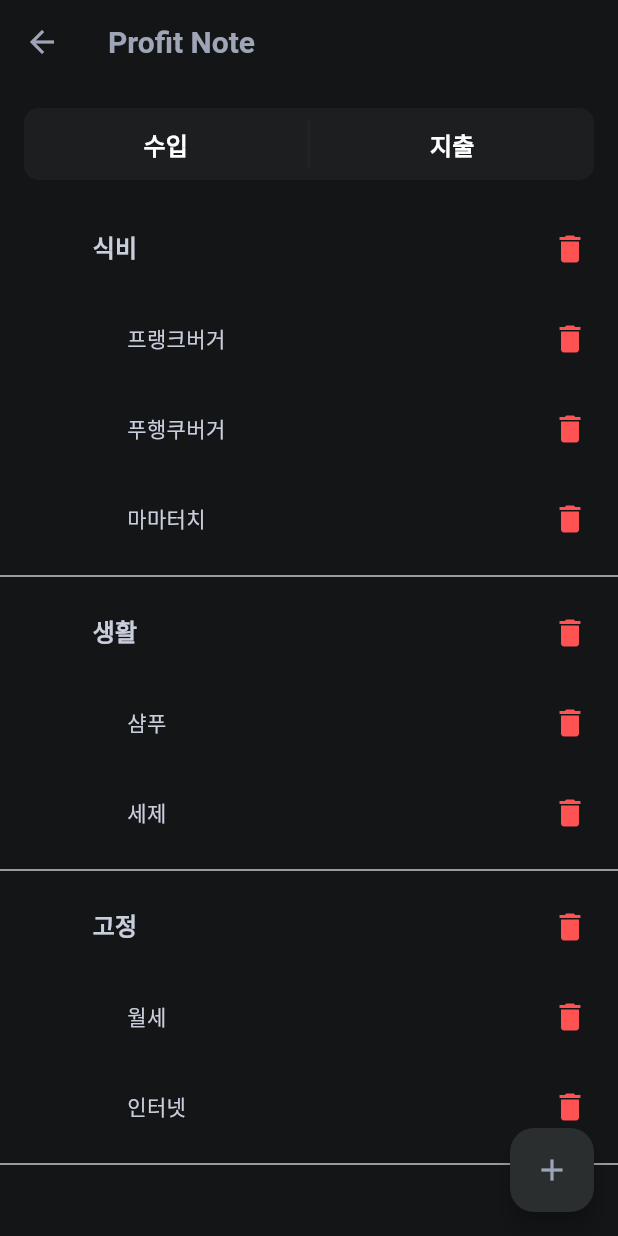
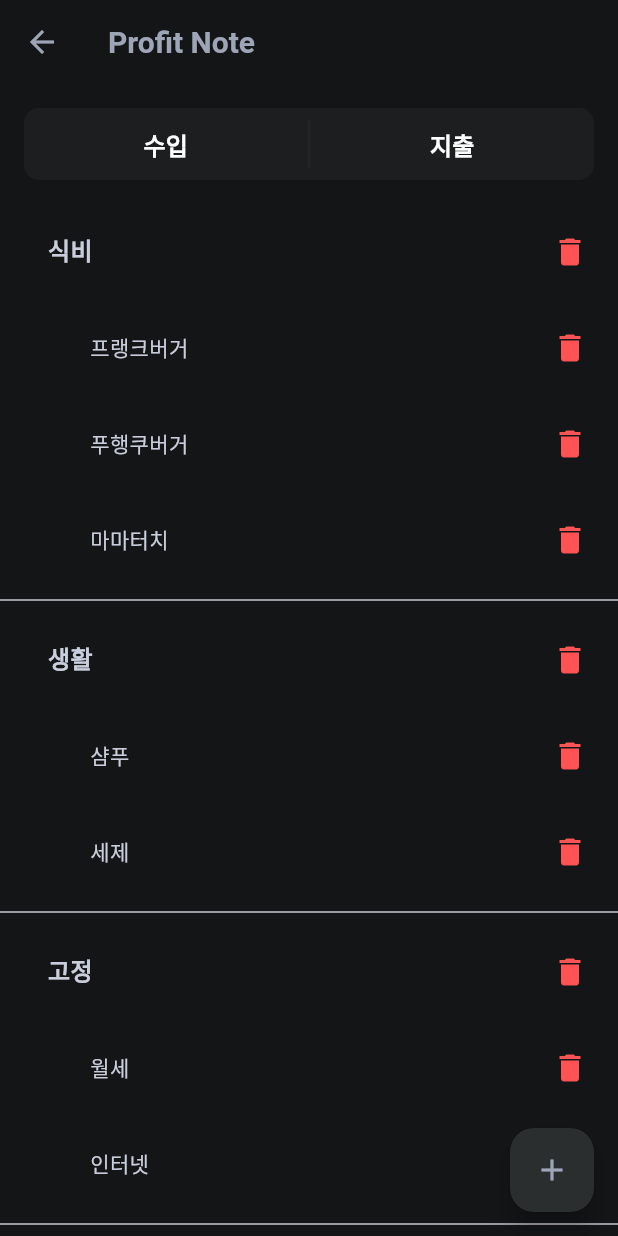
Before and after one commit to jhssong/profitnote, a Flutter app: the CategorySettingScreen screen opened directly, on a phone screen of 412 x 824 dp. Run offline on Flutter 3.47's test engine with Material 3 defaults, Android fonts, the phone set to English and light mode, and no system bars; our stand-ins replace syncfusion_flutter_charts.

Commit message:
chore: Remove unnecessary code

```diff
--- a/lib/screens/setting/category_setting_screen.dart
+++ b/lib/screens/setting/category_setting_screen.dart
@@ -86,20 +86,18 @@ class CategoryList extends StatelessWidget {
           children: [
             Table(
               columnWidths: const {
-                0: FlexColumnWidth(1),
-                1: FlexColumnWidth(5),
-                2: FlexColumnWidth(3),
+                0: FlexColumnWidth(5),
+                1: FlexColumnWidth(3),
               },
               children: [
                 TableRow(
                   children: [
-                    const SizedBox(width: 1),
                     Padding(
                       padding: const EdgeInsets.only(
-                        left: 16,
+                        left: 32,
                         right: 16,
-                        top: 6,
-                        bottom: 6,
+                        top: 8,
+                        bottom: 8,
                       ),
                       child: Align(
                         alignment: Alignment.centerLeft,
@@ -117,8 +115,8 @@ class CategoryList extends StatelessWidget {
                       padding: const EdgeInsets.only(
                         left: 16,
                         right: 8,
-                        top: 6,
-                        bottom: 6,
+                        top: 8,
+                        bottom: 8,
                       ),
                       child: Align(
                         alignment: Alignment.centerRight,
@@ -137,20 +135,18 @@ class CategoryList extends StatelessWidget {
             ),
             Table(
               columnWidths: const {
-                0: FlexColumnWidth(1),
-                1: FlexColumnWidth(2),
-                2: FlexColumnWidth(3),
+                0: FlexColumnWidth(5),
+                1: FlexColumnWidth(3),
               },
               children: category.items.map((item) {
                 return TableRow(
                   children: [
-                    const SizedBox(width: 1),
                     Padding(
                       padding: const EdgeInsets.only(
-                        left: 16,
+                        left: 60,
                         right: 8,
-                        top: 6,
-                        bottom: 6,
+                        top: 8,
+                        bottom: 8,
                       ),
                       child: Align(
                         alignment: Alignment.center,
@@ -168,8 +164,8 @@ class CategoryList extends StatelessWidget {
                       padding: const EdgeInsets.only(
                         left: 16,
                         right: 8,
-                        top: 6,
-                        bottom: 6,
+                        top: 8,
+                        bottom: 8,
                       ),
                       child: Align(
                         alignment: Alignment.centerRight,
```
